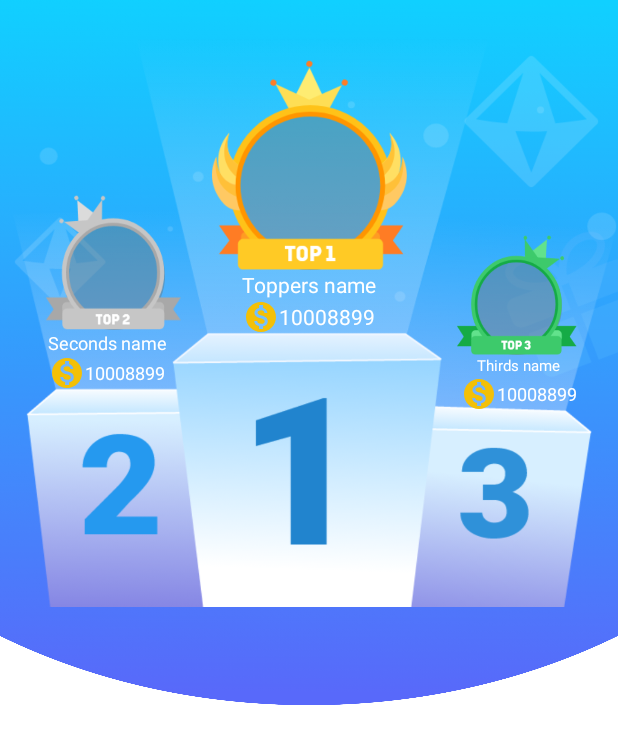
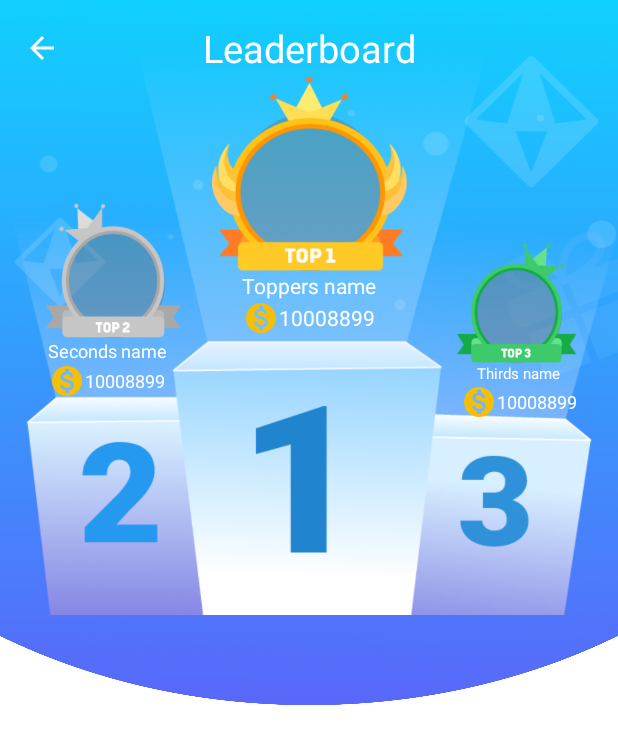
Before and after one commit to MuhammadMahedi/AssignmentTask, an Android app: the layout activity_main.xml on its own in the app's theme, with its tools: preview values and no code run, on a phone screen of 412 x 824 dp. Shown: the top 744 px of the screen. Run offline under Robolectric (Android 15) with nearby library versions, the phone set to English and light mode, and no system bars.

Commit message:
this is version1

```diff
--- a/app/src/main/java/com/example/assignmenttask/MainActivity.kt
+++ b/app/src/main/java/com/example/assignmenttask/MainActivity.kt
@@ -33,6 +33,9 @@ class MainActivity : AppCompatActivity() {
         setContentView(binding.root)
 
 
+        binding.toolbar.setNavigationOnClickListener {
+            onBackPressed()
+        }
 
         getLeaderBoard()
     }
--- /dev/null
+++ b/app/src/main/res/drawable/ic_back.xml
@@ -0,0 +1,5 @@
+<vector android:autoMirrored="true" android:height="24dp"
+    android:tint="#FFFFFF" android:viewportHeight="24"
+    android:viewportWidth="24" android:width="24dp" xmlns:android="http://schemas.android.com/apk/res/android">
+    <path android:fillColor="@android:color/white" android:pathData="M20,11H7.83l5.59,-5.59L12,4l-8,8 8,8 1.41,-1.41L7.83,13H20v-2z"/>
+</vector>
--- a/app/src/main/res/layout/activity_main.xml
+++ b/app/src/main/res/layout/activity_main.xml
@@ -5,6 +5,36 @@
     android:layout_width="match_parent"
     android:layout_height="match_parent"
     tools:context=".MainActivity">
+
+    <com.google.android.material.appbar.AppBarLayout
+        android:layout_width="match_parent"
+        android:layout_height="wrap_content"
+        android:background="@null"
+        android:translationZ="0.1dp"
+        app:elevation="0dp"
+        app:layout_constraintEnd_toEndOf="parent"
+        app:layout_constraintStart_toStartOf="parent"
+        app:layout_constraintTop_toTopOf="parent">
+
+        <androidx.appcompat.widget.Toolbar
+            android:id="@+id/toolbar"
+            android:layout_width="match_parent"
+            android:layout_height="?attr/actionBarSize"
+            android:background="@null"
+            app:titleTextColor="@color/white"
+            app:navigationIcon="@drawable/ic_back"
+            >
+            <TextView
+                android:layout_width="wrap_content"
+                android:layout_height="wrap_content"
+                android:text="Leaderboard"
+                android:layout_gravity="center"
+                android:textColor="@color/white"
+                android:textSize="25sp" />
+        </androidx.appcompat.widget.Toolbar>
+
+    </com.google.android.material.appbar.AppBarLayout>
+
 
 
     <androidx.constraintlayout.widget.ConstraintLayout
@@ -20,7 +50,7 @@
             android:id="@+id/imageView"
             android:layout_width="0dp"
             android:layout_height="380dp"
-            android:layout_marginBottom="95dp"
+            android:layout_marginBottom="90dp"
             android:background="@drawable/top_three_pillar"
             app:layout_constraintBottom_toBottomOf="parent"
             app:layout_constraintEnd_toEndOf="parent"
@@ -40,14 +70,14 @@
         <ImageView
             android:id="@+id/frame_one"
             android:layout_width="130dp"
-            android:layout_height="140dp"
+            android:layout_height="130dp"
             android:background="@drawable/ld_top_01"
             app:layout_constraintBottom_toBottomOf="@+id/imageView"
             app:layout_constraintEnd_toEndOf="parent"
             app:layout_constraintHorizontal_bias="0.5"
             app:layout_constraintStart_toStartOf="parent"
             app:layout_constraintTop_toTopOf="parent"
-            app:layout_constraintVertical_bias="0.15" />
+            app:layout_constraintVertical_bias="0.18" />
         <LinearLayout
             android:layout_width="wrap_content"
             android:layout_height="wrap_content"
--- a/app/src/main/res/layout/item_member.xml
+++ b/app/src/main/res/layout/item_member.xml
@@ -2,8 +2,7 @@
 <LinearLayout xmlns:android="http://schemas.android.com/apk/res/android"
     android:layout_width="match_parent"
     android:layout_height="wrap_content"
-    xmlns:app="http://schemas.android.com/apk/res-auto"
-    android:padding="10dp"
+    android:padding="2dp"
     android:orientation="horizontal"
     android:gravity="center_vertical">
     <TextView
@@ -20,7 +19,7 @@
         android:id="@+id/img"
         android:layout_width="0dp"
         android:layout_weight="0.3"
-        android:layout_height="100dp"
+        android:layout_height="80dp"
         android:scaleType="centerCrop"
         android:padding="2dp"
         />
@@ -54,8 +53,10 @@
                 android:background="@drawable/pink_rectangle"
                 android:orientation="horizontal"
                 android:gravity="center_vertical"
-                android:layout_marginEnd="5dp"
-                android:padding="2dp"
+                android:layout_marginEnd="10dp"
+                android:paddingTop="2dp"
+                android:paddingBottom="2dp"
+                android:paddingEnd="2dp"
                 >
 
                 <ImageView
@@ -78,6 +79,7 @@
                 android:background="@drawable/blue_rectangle"
                 android:orientation="horizontal"
                 android:gravity="center_vertical"
+                android:paddingEnd="2dp"
                 >
                 <ImageView
                     android:layout_width="wrap_content"
```
